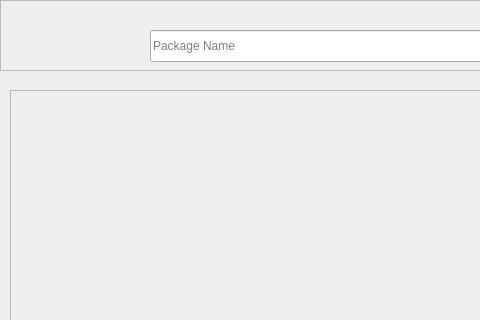
Old version of the form src/Ui/Main.ui in the repository Aud4city-Pr0/Apple-Box; both pictures show x 0 to 480 and y 0 to 320 of the 674 by 686 pixel window.
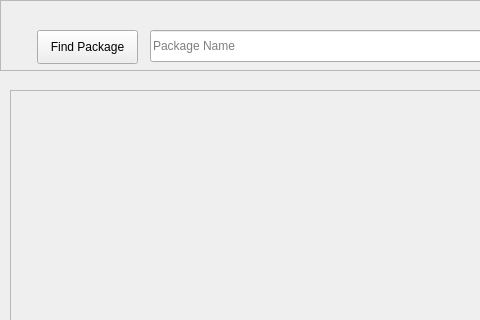
New version of the form.

Diff of the .ui file:
```diff
--- a/src/Ui/Main.ui
+++ b/src/Ui/Main.ui
@@ -73,6 +73,19 @@
       <bool>false</bool>
      </property>
     </widget>
+    <widget class="QPushButton" name="FindButton">
+     <property name="geometry">
+      <rect>
+       <x>37</x>
+       <y>30</y>
+       <width>101</width>
+       <height>34</height>
+      </rect>
+     </property>
+     <property name="text">
+      <string>Find Package</string>
+     </property>
+    </widget>
    </widget>
    <widget class="QScrollArea" name="DescriptionFrame">
     <property name="geometry">
```
